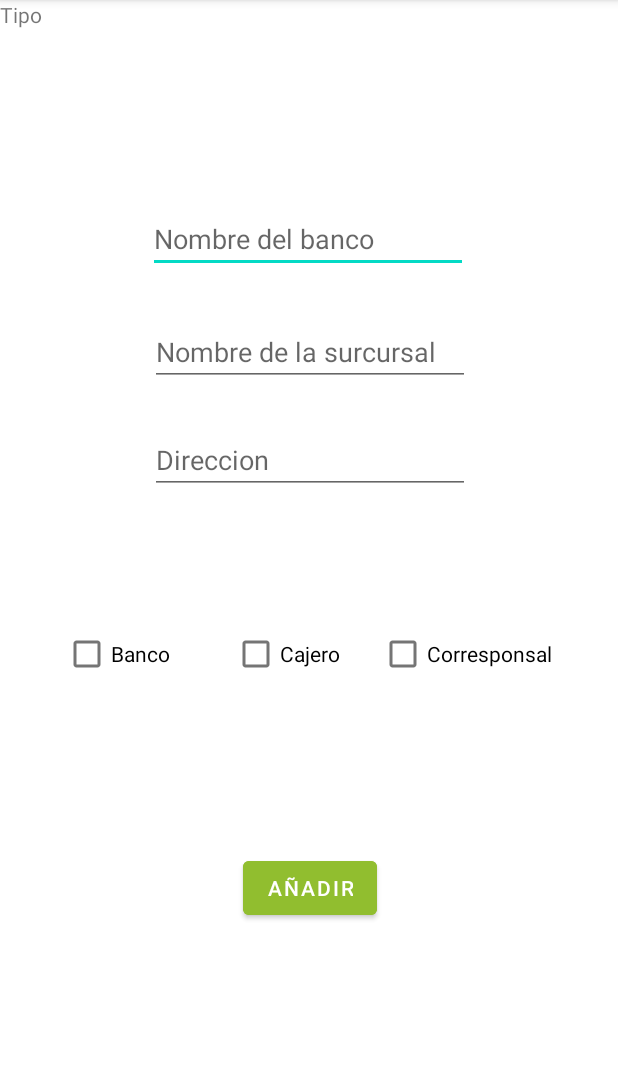
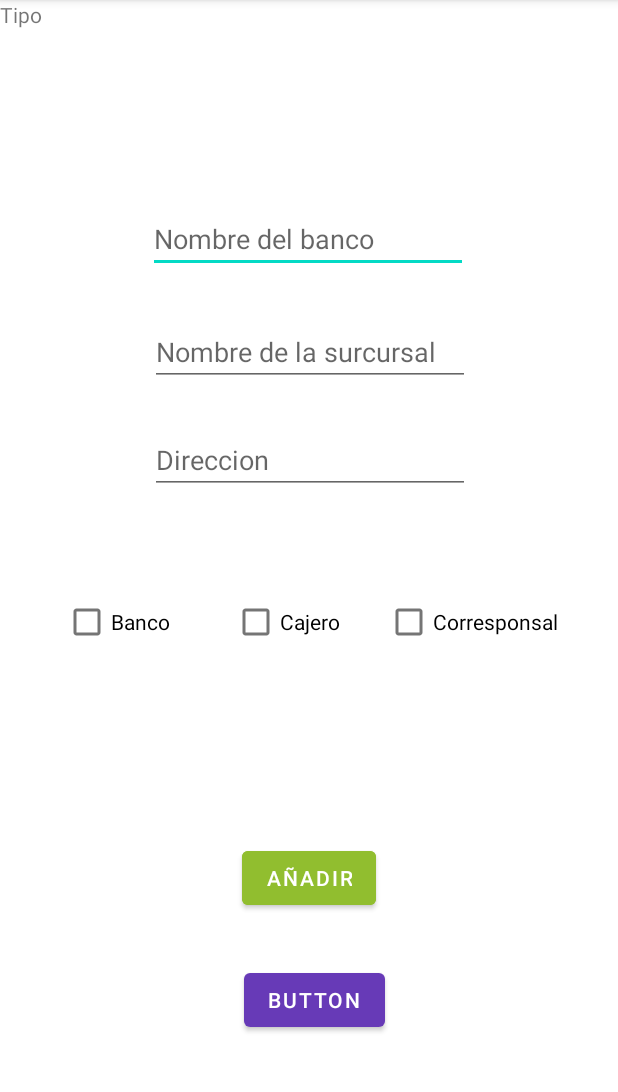
Before and after one commit to Andreastephgm/PiggyBank, an Android app: the AgregarBanco screen opened directly, with no data from a screen before it, on a phone screen of 412 x 824 dp, the part 84-1176 px from its top. Run offline under Robolectric (Android 15) with nearby library versions, the phone set to English and light mode, and no system bars.

```diff
--- a/app/src/main/AndroidManifest.xml
+++ b/app/src/main/AndroidManifest.xml
@@ -27,7 +27,7 @@
                 android:value="" />
         </activity>
         <activity
-            android:name=".activity_porfile"
+            android:name=".activity_profile"
             android:exported="false">
             <meta-data
                 android:name="android.app.lib_name"
--- a/app/src/main/java/com/miempresa/findapp03/activity_porfile.java
+++ b/app/src/main/java/com/miempresa/findapp03/activity_profile.java
@@ -5,7 +5,7 @@ import androidx.appcompat.app.AppCompatActivity;
 import android.os.Bundle;
 import android.view.Menu;
 
-public class activity_porfile extends AppCompatActivity {
+public class activity_profile extends AppCompatActivity {
 
     @Override
     protected void onCreate(Bundle savedInstanceState) {
--- a/app/src/main/res/layout/activity_adm.xml
+++ b/app/src/main/res/layout/activity_adm.xml
@@ -7,7 +7,7 @@
     tools:context=".AdmActivity">
 
     <Button
-        android:id="@+id/button4"
+        android:id="@+id/buttonCrearBanco"
         android:layout_width="165dp"
         android:layout_height="48dp"
         android:backgroundTint="#91BE2F"
@@ -20,7 +20,7 @@
         app:layout_constraintVertical_bias="0.155" />
 
     <Button
-        android:id="@+id/button5"
+        android:id="@+id/buttonEliminarBanco"
         android:layout_width="wrap_content"
         android:layout_height="wrap_content"
         android:backgroundTint="#91BE2F"
@@ -29,6 +29,6 @@
         app:layout_constraintEnd_toEndOf="parent"
         app:layout_constraintHorizontal_bias="0.5"
         app:layout_constraintStart_toStartOf="parent"
-        app:layout_constraintTop_toBottomOf="@+id/button4"
+        app:layout_constraintTop_toBottomOf="@+id/buttonCrearBanco"
         app:layout_constraintVertical_bias="0.117" />
 </androidx.constraintlayout.widget.ConstraintLayout>
--- a/app/src/main/res/layout/activity_agregar_banco.xml
+++ b/app/src/main/res/layout/activity_agregar_banco.xml
@@ -48,18 +48,6 @@
         app:layout_constraintTop_toBottomOf="@+id/editTextTextPersonName2"
         app:layout_constraintVertical_bias="0.057" />
 
-    <CheckBox
-        android:id="@+id/checkBox2"
-        android:layout_width="wrap_content"
-        android:layout_height="wrap_content"
-        android:text="Banco"
-        app:layout_constraintBottom_toBottomOf="parent"
-        app:layout_constraintEnd_toEndOf="parent"
-        app:layout_constraintHorizontal_bias="0.123"
-        app:layout_constraintStart_toStartOf="parent"
-        app:layout_constraintTop_toTopOf="parent"
-        app:layout_constraintVertical_bias="0.572" />
-
     <TextView
         android:id="@+id/textView4"
         android:layout_width="wrap_content"
@@ -78,7 +66,19 @@
         app:layout_constraintHorizontal_bias="0.182"
         app:layout_constraintStart_toEndOf="@+id/checkBox2"
         app:layout_constraintTop_toTopOf="parent"
-        app:layout_constraintVertical_bias="0.572" />
+        app:layout_constraintVertical_bias="0.543" />
+
+    <CheckBox
+        android:id="@+id/checkBox2"
+        android:layout_width="wrap_content"
+        android:layout_height="wrap_content"
+        android:text="Banco"
+        app:layout_constraintBottom_toBottomOf="parent"
+        app:layout_constraintEnd_toEndOf="parent"
+        app:layout_constraintHorizontal_bias="0.123"
+        app:layout_constraintStart_toStartOf="parent"
+        app:layout_constraintTop_toTopOf="parent"
+        app:layout_constraintVertical_bias="0.543" />
 
     <CheckBox
         android:id="@+id/checkBox4"
@@ -87,10 +87,10 @@
         android:text="Corresponsal"
         app:layout_constraintBottom_toBottomOf="parent"
         app:layout_constraintEnd_toEndOf="parent"
-        app:layout_constraintHorizontal_bias="0.367"
+        app:layout_constraintHorizontal_bias="0.426"
         app:layout_constraintStart_toEndOf="@+id/checkBox3"
         app:layout_constraintTop_toTopOf="parent"
-        app:layout_constraintVertical_bias="0.572" />
+        app:layout_constraintVertical_bias="0.543" />
 
     <Button
         android:id="@+id/button6"
@@ -100,9 +100,20 @@
         android:text="Añadir"
         app:layout_constraintBottom_toBottomOf="parent"
         app:layout_constraintEnd_toEndOf="parent"
-        app:layout_constraintHorizontal_bias="0.503"
         app:layout_constraintStart_toStartOf="parent"
         app:layout_constraintTop_toTopOf="parent"
-        app:layout_constraintVertical_bias="0.789" />
+        app:layout_constraintVertical_bias="0.78" />
+
+    <Button
+        android:id="@+id/button4"
+        android:layout_width="wrap_content"
+        android:layout_height="wrap_content"
+        android:text="Button"
+        app:layout_constraintBottom_toBottomOf="parent"
+        app:layout_constraintEnd_toEndOf="parent"
+        app:layout_constraintHorizontal_bias="0.511"
+        app:layout_constraintStart_toStartOf="parent"
+        app:layout_constraintTop_toBottomOf="@+id/button6"
+        app:layout_constraintVertical_bias="0.303" />
 
 </androidx.constraintlayout.widget.ConstraintLayout>
--- a/app/src/main/res/layout/activity_porfile.xml
+++ b/app/src/main/res/layout/activity_porfile.xml
@@ -4,7 +4,7 @@
     xmlns:tools="http://schemas.android.com/tools"
     android:layout_width="match_parent"
     android:layout_height="match_parent"
-    tools:context=".activity_porfile">
+    tools:context=".activity_profile">
 
     <TextView
         android:id="@+id/textView"
```
Also changed, not shown: app/src/main/java/com/miempresa/findapp03/AdmActivity.java (+24 -0 lines), app/src/main/java/com/miempresa/findapp03/MainActivity.java (+5 -2 lines).
